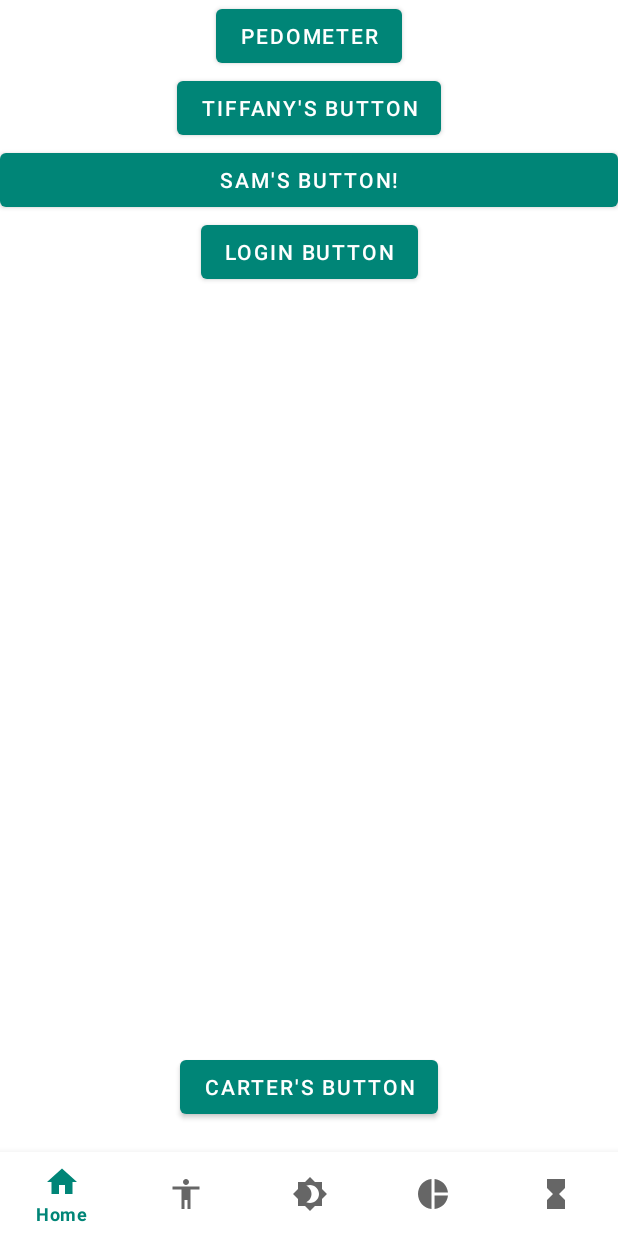
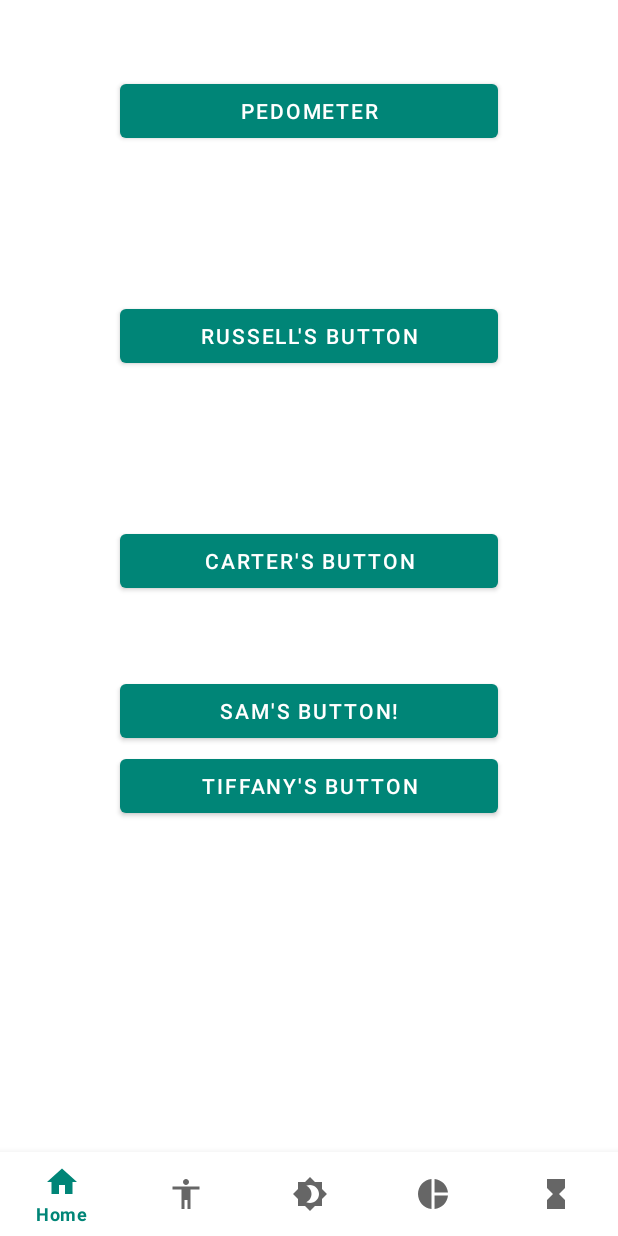
Before and after one commit to kevng2/Anabolix, an Android app: the layout activity_main.xml on its own in the app's theme, with its tools: preview values and no code run, on a phone screen of 412 x 824 dp. Run offline under Robolectric (Android 15) with nearby library versions, the phone set to English and light mode, and no system bars.

Commit message:
change button locations

```diff
--- a/app/src/main/res/layout/activity_main.xml
+++ b/app/src/main/res/layout/activity_main.xml
@@ -1,5 +1,5 @@
 <?xml version="1.0" encoding="utf-8"?>
-<androidx.constraintlayout.widget.ConstraintLayout xmlns:android="http://schemas.android.com/apk/res/android"
+<RelativeLayout xmlns:android="http://schemas.android.com/apk/res/android"
     xmlns:app="http://schemas.android.com/apk/res-auto"
     xmlns:tools="http://schemas.android.com/tools"
     android:layout_width="match_parent"
@@ -8,54 +8,80 @@
 
     <Button
         android:id="@+id/kevin_button"
-        android:layout_width="wrap_content"
+        android:layout_width="match_parent"
         android:layout_height="wrap_content"
+        android:layout_marginStart="80dp"
+        android:layout_marginTop="50dp"
+        android:layout_marginEnd="80dp"
         android:text="@string/pedometer"
-        app:layout_constraintEnd_toEndOf="parent"
-        app:layout_constraintStart_toStartOf="parent"
+        app:layout_constraintBottom_toBottomOf="parent"
+        app:layout_constraintLeft_toLeftOf="parent"
+        app:layout_constraintRight_toRightOf="parent"
         app:layout_constraintTop_toTopOf="parent" />
 
     <Button
         android:id="@+id/sam_button"
         android:layout_width="match_parent"
         android:layout_height="wrap_content"
+        android:layout_marginStart="80dp"
+        android:layout_marginTop="450dp"
+        android:layout_marginEnd="80dp"
+        android:layout_marginBottom="266dp"
         android:text="Sam's Button!"
+        app:layout_constraintBottom_toBottomOf="parent"
         app:layout_constraintEnd_toEndOf="parent"
         app:layout_constraintStart_toStartOf="parent"
-        app:layout_constraintTop_toBottomOf="@+id/tiffany_button" />
+        app:layout_constraintTop_toBottomOf="@+id/kevin_button"
+
+        />
 
     <Button
         android:id="@+id/lewis_button"
-        android:layout_width="wrap_content"
+        android:layout_width="match_parent"
         android:layout_height="wrap_content"
-        android:text="Login Button"
-        app:layout_constraintEnd_toEndOf="parent"
-        app:layout_constraintStart_toStartOf="parent"
-        app:layout_constraintTop_toBottomOf="@+id/sam_button" />
-
-
-    <Button
-        android:id="@+id/tiffany_button"
-        android:layout_width="wrap_content"
-        android:layout_height="wrap_content"
-        android:layout_above="@+id/bottomNav"
-        android:text="Tiffany's Button"
+        android:layout_marginStart="80dp"
+        android:layout_marginTop="200dp"
+        android:layout_marginEnd="80dp"
+        android:text="Russell's Button"
+        app:layout_constraintBottom_toBottomOf="parent"
         app:layout_constraintEnd_toEndOf="parent"
         app:layout_constraintStart_toStartOf="parent"
         app:layout_constraintTop_toBottomOf="@+id/kevin_button" />
 
     <Button
-        android:id="@+id/carter_button"
-        android:layout_width="wrap_content"
+        android:id="@+id/tiffany_button"
+        android:layout_width="match_parent"
         android:layout_height="wrap_content"
         android:layout_marginStart="80dp"
-        android:layout_marginTop="350dp"
+        android:layout_marginTop="500dp"
         android:layout_marginEnd="80dp"
         android:layout_marginBottom="75dp"
-        android:text="Carter's Button"
+        android:text="Tiffany's Button"
         app:layout_constraintBottom_toBottomOf="parent"
         app:layout_constraintEnd_toEndOf="parent"
         app:layout_constraintStart_toStartOf="parent" />
+
+
+    <FrameLayout
+        android:id="@+id/container"
+        android:layout_width="match_parent"
+        android:layout_height="match_parent"
+        tools:layout_editor_absoluteX="0dp"
+        tools:layout_editor_absoluteY="-210dp">
+
+        <Button
+            android:id="@+id/carter_button"
+            android:layout_width="match_parent"
+            android:layout_height="wrap_content"
+            android:layout_marginStart="80dp"
+            android:layout_marginTop="350dp"
+            android:layout_marginEnd="80dp"
+            android:layout_marginBottom="75dp"
+            android:text="Carter's Button"
+            app:layout_constraintBottom_toBottomOf="parent"
+            app:layout_constraintEnd_toEndOf="parent"
+            app:layout_constraintStart_toStartOf="parent" />
+    </FrameLayout>
 
     <com.google.android.material.bottomnavigation.BottomNavigationView
         android:id="@+id/bottomNav"
@@ -63,6 +89,6 @@
         android:layout_height="wrap_content"
         android:layout_alignParentBottom="true"
         android:background="?android:attr/windowBackground"
-        app:layout_constraintBottom_toBottomOf="parent"
-        app:menu="@menu/main_menu" />
-</androidx.constraintlayout.widget.ConstraintLayout>
+        app:menu="@menu/main_menu"
+        />
+</RelativeLayout>
```
